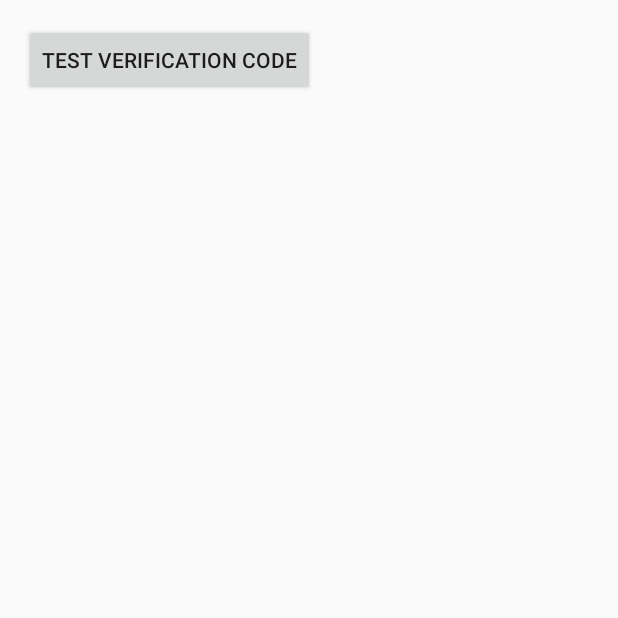
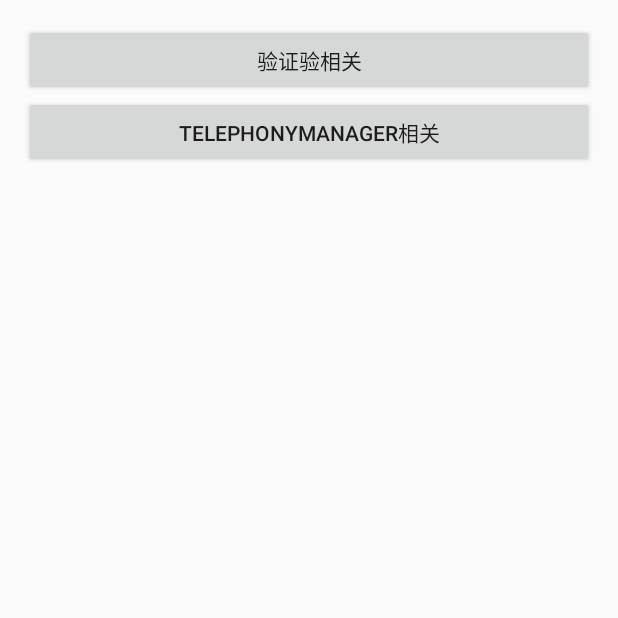
Before and after one commit to BurningZhao/MyUtils, an Android app: the screen it shows after launch (MainActivity), on a phone screen of 412 x 824 dp, the top half of it. Run offline under Robolectric (Android 15) with nearby library versions, the phone set to English and light mode, and no system bars.

Commit message:
更新功能

```diff
--- a/MyUtils/build.gradle
+++ b/MyUtils/build.gradle
@@ -67,6 +67,7 @@ dependencies {
     testCompile 'junit:junit:4.12'
     // dex突破65535的限制
     compile 'com.android.support:multidex:1.0.1'
-    compile 'com.android.support:appcompat-v7:23.3.0'
-    compile 'com.google.android.gms:play-services:8.4.0'
+    compile 'com.android.support:appcompat-v7:23.4.0'
+    compile 'com.google.android.gms:play-services:9.0.1'
+    compile 'com.google.zxing:core:3.2.1'
 }
--- a/app/src/main/res/layout/activity_main.xml
+++ b/app/src/main/res/layout/activity_main.xml
@@ -7,7 +7,12 @@
 
     <Button
         android:id="@+id/validation_code"
-        android:layout_width="wrap_content"
+        android:layout_width="match_parent"
         android:layout_height="wrap_content"
-        android:text="@string/test_verification_code"/>
+        android:text="验证验相关"/>
+    <Button
+        android:id="@+id/telephony_manager"
+        android:layout_width="match_parent"
+        android:layout_height="wrap_content"
+        android:text="TelephonyManager相关"/>
 </LinearLayout>
```
Also changed, not shown: MyUtils/src/main/java/com/zhao/myutils/utils/JudgeUserUtil.java (added, +55 -0 lines), MyUtils/src/main/java/com/zhao/myutils/utils/QrCodeUtil.java (added, +48 -0 lines), app/src/main/java/com/zhao/test/ui/MainActivity.java (+1 -1 lines), 1 other file.
